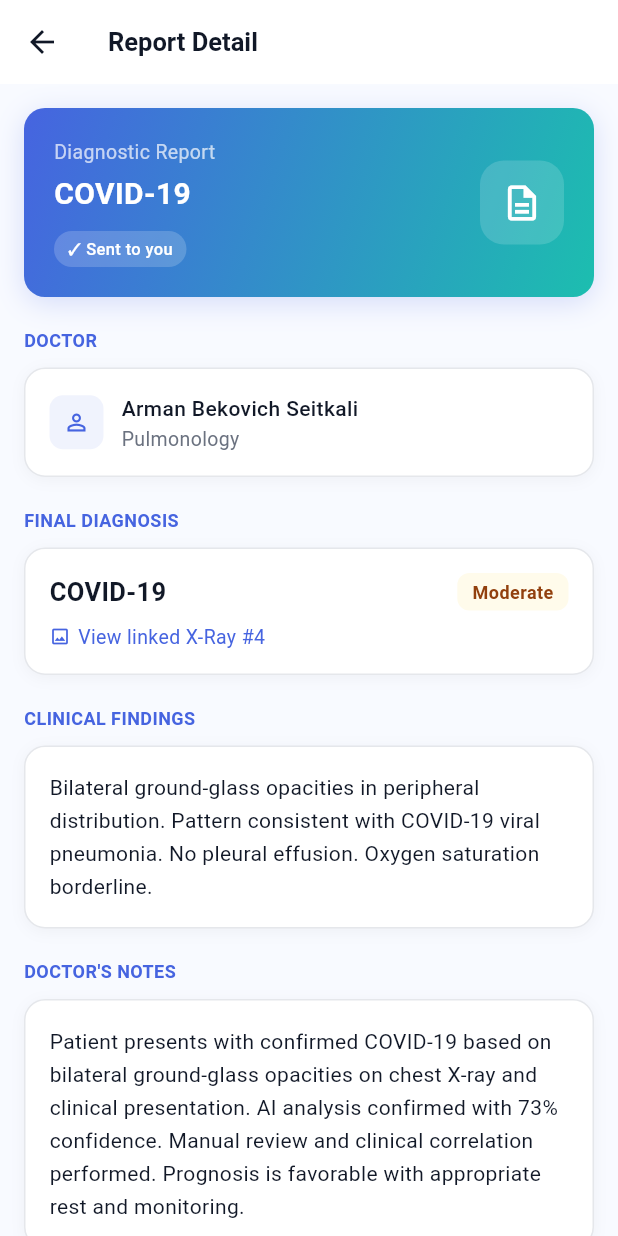
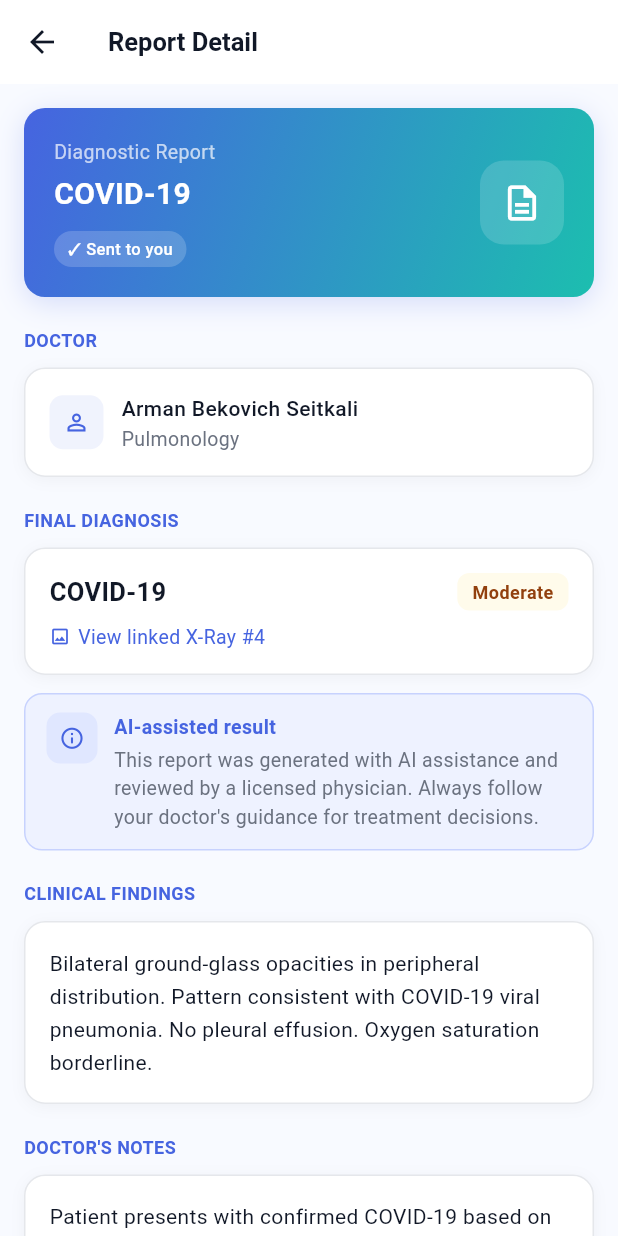
Before and after one commit to akmamil/tynysai_mobile, a Flutter app: the ReportDetailPage screen opened directly with empty values, on a phone screen of 412 x 824 dp. Run offline on Flutter 3.47's test engine with Material 3 defaults, Android fonts, the phone set to English and light mode, and no system bars; our stand-ins replace dio, flutter_riverpod, flutter_secure_storage, go_router, image_picker; accounts and stored records are empty; Roboto replaces fonts that are missing (SF Pro Display).

Commit message:
Add a medical disclaimer banner

```diff
--- a/lib/features/reports/presentation/pages/report_detail_page.dart
+++ b/lib/features/reports/presentation/pages/report_detail_page.dart
@@ -9,6 +9,7 @@ import '../../../../core/models/diagnostic_report.dart';
 import '../../../../core/models/enums.dart';
 import '../../../../core/utils/date_formatter.dart';
 import '../../../../shared/widgets/error_view.dart';
+import '../../../../shared/widgets/medical_disclaimer_banner.dart'; // ← added
 import '../providers/reports_provider.dart';
 
 class ReportDetailPage extends ConsumerWidget {
@@ -29,8 +30,7 @@ class ReportDetailPage extends ConsumerWidget {
         loading: () => const Center(child: CircularProgressIndicator()),
         error: (e, _) => ErrorView(
           message: e.toString(),
-          onRetry: () =>
-              ref.invalidate(reportDetailProvider(reportId)),
+          onRetry: () => ref.invalidate(reportDetailProvider(reportId)),
         ),
         data: (report) => _ReportBody(report: report),
       ),
@@ -110,6 +110,10 @@ class _ReportBody extends StatelessWidget {
               ],
             ),
           ),
+
+          // ── AI-assisted disclaimer — placed directly after diagnosis ─────
+          const SizedBox(height: 12),
+          const MedicalDisclaimerBanner.aiAssisted(),
           const SizedBox(height: 16),
 
           // ── Clinical Findings ───────────────────────────────────────────
@@ -411,8 +415,7 @@ class _RecRow extends StatelessWidget {
           child: Column(
             crossAxisAlignment: CrossAxisAlignment.start,
             children: [
-              Text(title,
-                  style: AppText.h3.copyWith(fontSize: 13)),
+              Text(title, style: AppText.h3.copyWith(fontSize: 13)),
               const SizedBox(height: 3),
               Text(body,
                   style: AppText.bodyMd.copyWith(
--- a/lib/features/xray/presentation/pages/xray_result_page.dart
+++ b/lib/features/xray/presentation/pages/xray_result_page.dart
@@ -11,6 +11,7 @@ import '../../../../core/utils/date_formatter.dart';
 import '../../../../shared/widgets/analysis_status_badge.dart';
 import '../../../../shared/widgets/confidence_bar.dart';
 import '../../../../shared/widgets/error_view.dart';
+import '../../../../shared/widgets/medical_disclaimer_banner.dart'; // ← added
 import '../providers/xray_detail_provider.dart';
 
 class XrayResultPage extends ConsumerWidget {
@@ -81,6 +82,7 @@ class _ResultBody extends StatelessWidget {
       child: Column(
         crossAxisAlignment: CrossAxisAlignment.start,
         children: [
+          // ── Status / upload date ─────────────────────────────────────────
           AppCard(
             child: Row(
               children: [
@@ -123,22 +125,28 @@ class _ResultBody extends StatelessWidget {
 
           const SizedBox(height: 16),
 
+          // ── Processing spinner ───────────────────────────────────────────
           if (analysis.status.isProcessing)
             AppCard(
               child: Column(
                 children: [
                   const SizedBox(height: 12),
                   Container(
-                  width: 64, height: 64,
+                    width: 64,
+                    height: 64,
                     decoration: BoxDecoration(
                       color: AppColors.primary.withValues(alpha: 0.08),
                       shape: BoxShape.circle,
                     ),
                     child: const Center(
                       child: SizedBox(
-                      width: 28, height: 28,
-                      child: CircularProgressIndicator(strokeWidth: 2.5,
-                          valueColor: AlwaysStoppedAnimation(AppColors.primary)),
+                        width: 28,
+                        height: 28,
+                        child: CircularProgressIndicator(
+                          strokeWidth: 2.5,
+                          valueColor:
+                              AlwaysStoppedAnimation(AppColors.primary),
+                        ),
                       ),
                     ),
                   ),
@@ -159,9 +167,12 @@ class _ResultBody extends StatelessWidget {
                   const SizedBox(height: 20),
                   ClipRRect(
                     borderRadius: BorderRadius.circular(4),
-                  child: const LinearProgressIndicator(minHeight: 3,
+                    child: const LinearProgressIndicator(
+                      minHeight: 3,
                       backgroundColor: AppColors.border,
-                    valueColor: AlwaysStoppedAnimation(AppColors.primary)),
+                      valueColor:
+                          AlwaysStoppedAnimation(AppColors.primary),
+                    ),
                   ),
                   const SizedBox(height: 12),
                 ],
@@ -170,6 +181,7 @@ class _ResultBody extends StatelessWidget {
 
           const SizedBox(height: 16),
 
+          // ── AI Diagnosis ─────────────────────────────────────────────────
           if (analysis.aiPrimaryDiagnosis != null) ...[
             const SectionLabel('AI Diagnosis'),
 
@@ -196,7 +208,6 @@ class _ResultBody extends StatelessWidget {
 
                   if (analysis.aiFindings != null) ...[
                     const SizedBox(height: 16),
-
                     const Text(
                       'Findings',
                       style: TextStyle(
@@ -204,9 +215,7 @@ class _ResultBody extends StatelessWidget {
                         fontSize: 13,
                       ),
                     ),
-
                     const SizedBox(height: 6),
-
                     Text(
                       analysis.aiFindings!,
                       style: const TextStyle(
@@ -219,7 +228,6 @@ class _ResultBody extends StatelessWidget {
 
                   if (analysis.aiDetectedAbnormalities != null) ...[
                     const SizedBox(height: 16),
-
                     const Text(
                       'Detected Abnormalities',
                       style: TextStyle(
@@ -227,9 +235,7 @@ class _ResultBody extends StatelessWidget {
                         fontSize: 13,
                       ),
                     ),
-
                     const SizedBox(height: 6),
-
                     Text(
                       analysis.aiDetectedAbnormalities!,
                       style: const TextStyle(
@@ -241,8 +247,14 @@ class _ResultBody extends StatelessWidget {
                 ],
               ),
             ),
+
+            // ── Medical disclaimer — shown whenever AI results are visible ──
+            const SizedBox(height: 12),
+            const MedicalDisclaimerBanner(),
+            const SizedBox(height: 16),
           ],
 
+          // ── Doctor Validation ────────────────────────────────────────────
           if (analysis.status == AnalysisStatus.validated &&
               analysis.doctorDiagnosis != null) ...[
             const SectionLabel('Doctor Validation'),
@@ -258,9 +270,7 @@ class _ResultBody extends StatelessWidget {
                         color: AppColors.validatedText,
                         size: 20,
                       ),
-
                       const SizedBox(width: 8),
-
                       Expanded(
                         child: Text(
                           analysis.doctorDiagnosisDisplayName ??
@@ -277,7 +287,6 @@ class _ResultBody extends StatelessWidget {
 
                   if (analysis.validatedByDoctorName != null) ...[
                     const SizedBox(height: 8),
-
                     Text(
                       'Validated by ${analysis.validatedByDoctorName}',
                       style: const TextStyle(
@@ -289,7 +298,6 @@ class _ResultBody extends StatelessWidget {
 
                   if (analysis.doctorNotes != null) ...[
                     const SizedBox(height: 16),
-
                     const Text(
                       'Doctor Notes',
                       style: TextStyle(
@@ -297,9 +305,7 @@ class _ResultBody extends StatelessWidget {
                         fontSize: 13,
                       ),
                     ),
-
                     const SizedBox(height: 6),
-
                     Text(
                       analysis.doctorNotes!,
                       style: const TextStyle(
@@ -314,6 +320,7 @@ class _ResultBody extends StatelessWidget {
             ),
           ],
 
+          // ── Awaiting review notice ───────────────────────────────────────
           if (analysis.status == AnalysisStatus.requiresReview)
             AppCard(
               child: const Row(
@@ -323,9 +330,7 @@ class _ResultBody extends StatelessWidget {
                     color: AppColors.warning,
                     size: 24,
                   ),
-
                   SizedBox(width: 12),
-
                   Expanded(
                     child: Column(
                       crossAxisAlignment: CrossAxisAlignment.start,
@@ -336,9 +341,7 @@ class _ResultBody extends StatelessWidget {
                             fontWeight: FontWeight.w600,
                           ),
                         ),
-
                         SizedBox(height: 4),
-
                         Text(
                           'The AI result requires expert validation before it is final.',
                           style: TextStyle(
@@ -353,6 +356,7 @@ class _ResultBody extends StatelessWidget {
               ),
             ),
 
+          // ── Failed notice ────────────────────────────────────────────────
           if (analysis.status == AnalysisStatus.failed)
             AppCard(
               child: const Row(
@@ -362,9 +366,7 @@ class _ResultBody extends StatelessWidget {
                     color: AppColors.error,
                     size: 24,
                   ),
-
                   SizedBox(width: 12),
-
                   Expanded(
                     child: Column(
                       crossAxisAlignment: CrossAxisAlignment.start,
@@ -375,9 +377,7 @@ class _ResultBody extends StatelessWidget {
                             fontWeight: FontWeight.w600,
                           ),
                         ),
-
                         SizedBox(height: 4),
-
                         Text(
                           'The AI could not process this image. Please try uploading again.',
                           style: TextStyle(
--- /dev/null
+++ b/lib/shared/widgets/medical_disclaimer_banner.dart
@@ -0,0 +1,148 @@
+// lib/shared/widgets/medical_disclaimer_banner.dart
+//
+// A compact, reusable medical disclaimer banner for any screen that surfaces
+// AI-generated results or diagnoses.
+//
+// Two ready-made constructors cover the two contexts in the app:
+//
+//   • MedicalDisclaimerBanner()          — amber "warning" style used on the
+//                                          X-ray AI result screen (AI only,
+//                                          no doctor review yet).
+//
+//   • MedicalDisclaimerBanner.aiAssisted — softer blue "info" style used on
+//                                          the Report Detail screen (doctor
+//                                          has reviewed, but was AI-assisted).
+//
+// Both constructors are const and zero-dependency beyond the app theme.
+//
+// Usage:
+//   const MedicalDisclaimerBanner()
+//   const MedicalDisclaimerBanner.aiAssisted()
+
+import 'package:flutter/material.dart';
+import '../../app/app_theme.dart';
+
+// ─────────────────────────────────────────────────────────────────────────────
+// Public widget
+// ─────────────────────────────────────────────────────────────────────────────
+
+class MedicalDisclaimerBanner extends StatelessWidget {
+  /// Amber warning variant — use when showing AI-only results that have
+  /// not yet been reviewed or validated by a doctor.
+  const MedicalDisclaimerBanner({super.key})
+      : _variant = _DisclaimerVariant.warning;
+
+  /// Blue info variant — use when a doctor has already reviewed / validated
+  /// the result but the workflow was AI-assisted.
+  const MedicalDisclaimerBanner.aiAssisted({super.key})
+      : _variant = _DisclaimerVariant.info;
+
+  final _DisclaimerVariant _variant;
+
+  @override
+  Widget build(BuildContext context) {
+    final cfg = _config(_variant);
+    return Container(
+      width: double.infinity,
+      padding: const EdgeInsets.symmetric(horizontal: 14, vertical: 12),
+      decoration: BoxDecoration(
+        color: cfg.background,
+        borderRadius: BorderRadius.circular(12),
+        border: Border.all(color: cfg.border),
+      ),
+      child: Row(
+        crossAxisAlignment: CrossAxisAlignment.start,
+        children: [
+          // ── Icon pill ────────────────────────────────────────────────────
+          Container(
+            width: 34,
+            height: 34,
+            decoration: BoxDecoration(
+              color: cfg.iconBg,
+              borderRadius: BorderRadius.circular(9),
+            ),
+            child: Icon(cfg.icon, color: cfg.iconColor, size: 17),
+          ),
+          const SizedBox(width: 11),
+          // ── Text block ───────────────────────────────────────────────────
+          Expanded(
+            child: Column(
+              crossAxisAlignment: CrossAxisAlignment.start,
+              children: [
+                Text(
+                  cfg.title,
+                  style: AppText.h3.copyWith(
+                    fontSize: 13,
+                    color: cfg.titleColor,
+                  ),
+                ),
+                const SizedBox(height: 3),
+                Text(
+                  cfg.body,
+                  style: AppText.bodySm.copyWith(height: 1.45),
+                ),
+              ],
+            ),
+          ),
+        ],
+      ),
+    );
+  }
+
+  _DisclaimerConfig _config(_DisclaimerVariant v) => switch (v) {
+        _DisclaimerVariant.warning => const _DisclaimerConfig(
+            background: Color(0xFFFFFBEB),
+            border: Color(0xFFFDE68A),
+            iconBg: Color(0xFFFEF3C7),
+            iconColor: AppColors.warning,
+            icon: Icons.health_and_safety_outlined,
+            titleColor: Color(0xFF92400E),
+            title: 'Not a medical diagnosis',
+            body:
+                'AI results are for informational purposes only and are not a '
+                'substitute for a final medical diagnosis. Please consult a '
+                'qualified healthcare professional.',
+          ),
+        _DisclaimerVariant.info => const _DisclaimerConfig(
+            background: Color(0xFFEEF2FF),
+            border: Color(0xFFC7D2FE),
+            iconBg: Color(0xFFE0E7FF),
+            iconColor: AppColors.primary,
+            icon: Icons.info_outline_rounded,
+            titleColor: AppColors.primary,
+            title: 'AI-assisted result',
+            body:
+                'This report was generated with AI assistance and reviewed by '
+                'a licensed physician. Always follow your doctor\'s guidance '
+                'for treatment decisions.',
+          ),
+      };
+}
+
+// ─────────────────────────────────────────────────────────────────────────────
+// Private helpers
+// ─────────────────────────────────────────────────────────────────────────────
+
+enum _DisclaimerVariant { warning, info }
+
+class _DisclaimerConfig {
+  const _DisclaimerConfig({
+    required this.background,
+    required this.border,
+    required this.iconBg,
+    required this.iconColor,
+    required this.icon,
+    required this.titleColor,
+    required this.title,
+    required this.body,
+  });
+
+  final Color background;
+  final Color border;
+  final Color iconBg;
+  final Color iconColor;
+  final IconData icon;
+  final Color titleColor;
+  final String title;
+  final String body;
+}
```
Lines whose indentation alone changed are shown as unchanged.
